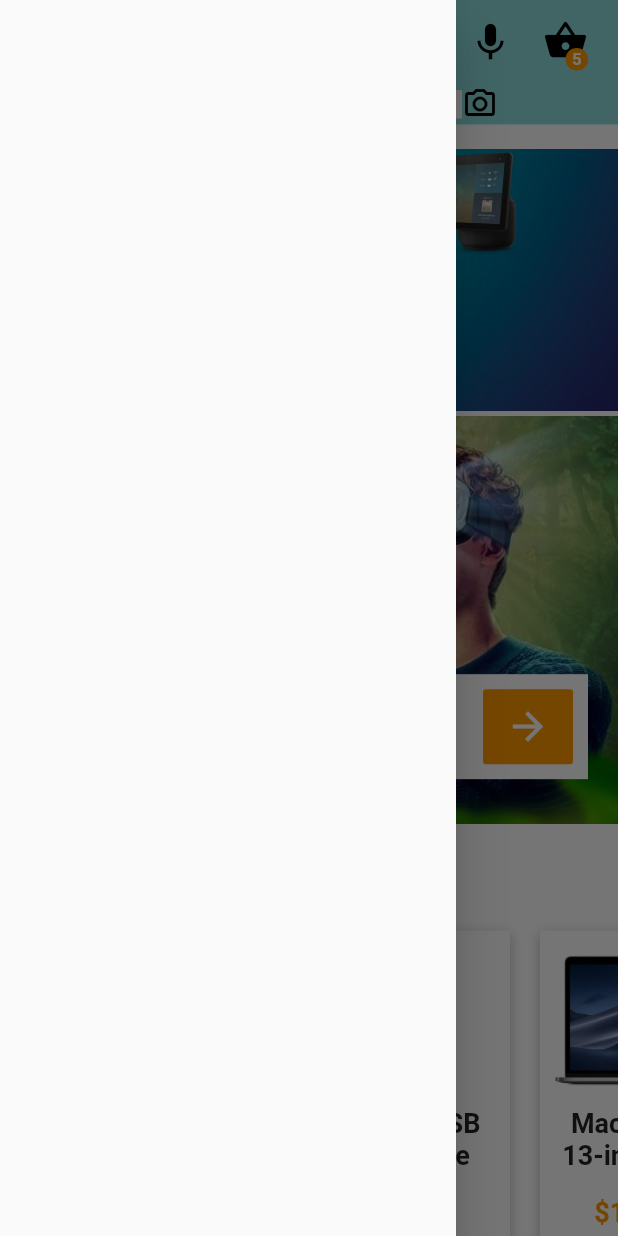
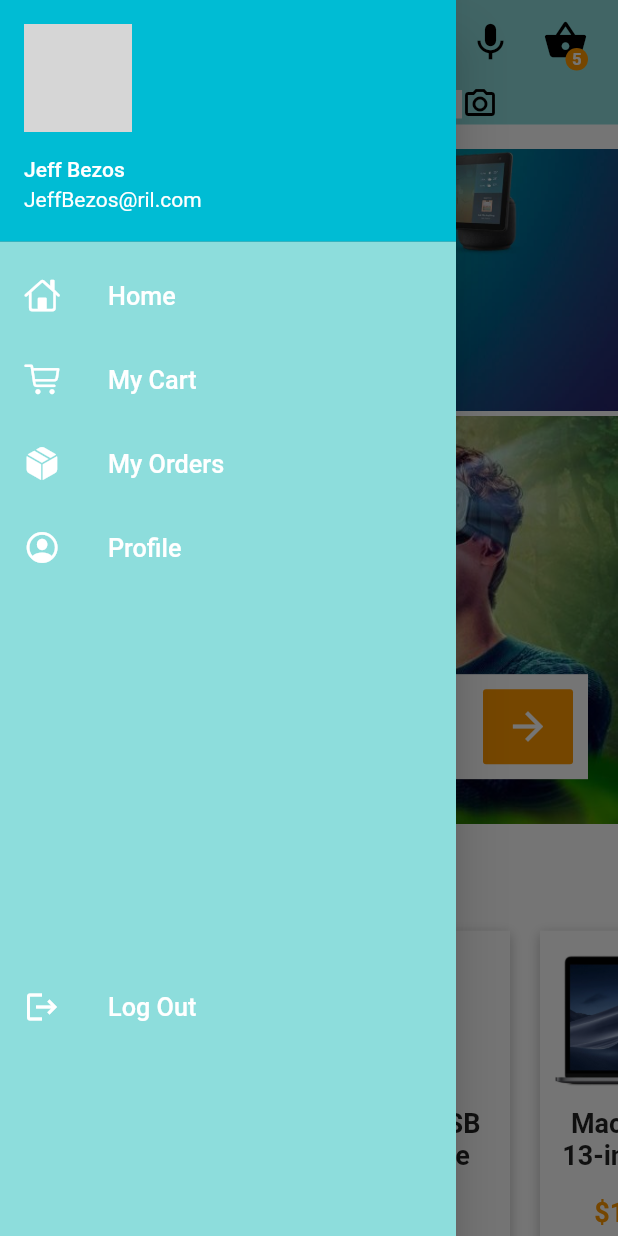
Before and after one commit to Mihircode/AmazonClone, a Flutter app: the HomeScreen screen opened directly, with the side drawer open, on a phone screen of 412 x 824 dp. Run offline on Flutter 3.47's test engine with Material 2 defaults, Android fonts, the phone set to English and light mode, and no system bars; drawn by our look-alikes of carousel_pro; our stand-ins replace animated_splash_screen; network calls fail; grey boxes are pictures that could not be loaded.

Commit message:
version 1

```diff
--- a/lib/main.dart
+++ b/lib/main.dart
@@ -20,8 +20,12 @@ class MyApp extends StatelessWidget {
       ),
       debugShowCheckedModeBanner: false,
       home: AnimatedSplashScreen(
-        splash: Image.asset(
-          'assets/images/amazonbanner.jpg',
+        splash: Container(
+          margin: EdgeInsets.all(8),
+          padding: EdgeInsets.all(8),
+          child: Image.asset(
+            'assets/images/amazon2.png',
+          ),
         ),
         nextScreen: Authen(),
         splashIconSize: 200,
--- a/lib/screens/home_screen.dart
+++ b/lib/screens/home_screen.dart
@@ -2,6 +2,7 @@ import 'package:amazonclone/models/product_model.dart';
 import 'package:amazonclone/widgets/MyCarousel.dart';
 
 import 'package:amazonclone/widgets/customAppbar.dart';
+import 'package:amazonclone/widgets/drawer.dart';
 import 'package:amazonclone/widgets/poster.dart';
 import 'package:amazonclone/widgets/product_carousel.dart';
 import 'package:amazonclone/widgets/search_box.dart';
@@ -16,7 +17,7 @@ class _HomeScreenState extends State<HomeScreen> {
   @override
   Widget build(BuildContext context) {
     return Scaffold(
-      drawer: Drawer(),
+      drawer: MyDrawer(),
       backgroundColor: Colors.white,
       appBar: CustomAppBar(),
       body: ListView(
--- /dev/null
+++ b/lib/widgets/drawer.dart
@@ -0,0 +1,137 @@
+import 'package:amazonclone/screens/cart_screen.dart';
+import 'package:amazonclone/screens/home_screen.dart';
+import 'package:amazonclone/screens/main_screen.dart';
+import 'package:flutter/cupertino.dart';
+import 'package:flutter/material.dart';
+
+class MyDrawer extends StatelessWidget {
+  @override
+  Widget build(BuildContext context) {
+    final imageUrl =
+        "https://pbs.twimg.com/profile_images/669103856106668033/UF3cgUk4_400x400.jpg";
+    return Drawer(
+        child: Container(
+      color: Color.fromARGB(255, 141, 221, 220),
+      child: ListView(
+        padding: EdgeInsets.zero,
+        children: [
+          DrawerHeader(
+            padding: EdgeInsets.zero,
+            child: UserAccountsDrawerHeader(
+              decoration: BoxDecoration(
+                color: Colors.cyan,
+              ),
+              margin: EdgeInsets.zero,
+              accountName: Text("Jeff Bezos"),
+              accountEmail: Text("JeffBezos@ril.com"),
+              currentAccountPicture: CircleAvatar(
+                backgroundImage: NetworkImage(imageUrl),
+              ),
+            ),
+          ),
+          ListTile(
+            onTap: () {
+              Navigator.push(
+                context,
+                MaterialPageRoute(builder: (context) => HomeScreen()),
+              );
+            },
+            leading: Icon(
+              CupertinoIcons.home,
+              color: Colors.white,
+            ),
+            title: Text(
+              "Home",
+              textScaleFactor: 1.2,
+              style: TextStyle(
+                color: Colors.white,
+              ),
+            ),
+          ),
+          ListTile(
+            onTap: () {
+              Navigator.push(
+                context,
+                MaterialPageRoute(builder: (context) => CartScreen()),
+              );
+            },
+            leading: Icon(
+              CupertinoIcons.cart,
+              color: Colors.white,
+            ),
+            title: Text(
+              "My Cart",
+              textScaleFactor: 1.2,
+              style: TextStyle(
+                color: Colors.white,
+              ),
+            ),
+          ),
+          ListTile(
+            onTap: () {
+              Navigator.push(
+                context,
+                MaterialPageRoute(builder: (context) => HomeScreen()),
+              );
+            },
+            leading: Icon(
+              CupertinoIcons.cube_box_fill,
+              color: Colors.white,
+            ),
+            title: Text(
+              "My Orders",
+              textScaleFactor: 1.2,
+              style: TextStyle(
+                color: Colors.white,
+              ),
+            ),
+          ),
+          ListTile(
+            onTap: () {
+              Navigator.push(
+                context,
+                MaterialPageRoute(builder: (context) => HomeScreen()),
+              );
+            },
+            leading: Icon(
+              CupertinoIcons.profile_circled,
+              color: Colors.white,
+            ),
+            title: Text(
+              "Profile",
+              textScaleFactor: 1.2,
+              style: TextStyle(
+                color: Colors.white,
+              ),
+            ),
+          ),
+          Expanded(
+            child: Container(
+              height: 250,
+            ),
+          ),
+          ListTile(
+            tileColor: Colors.cyan,
+            onTap: () {
+              Navigator.push(
+                context,
+                MaterialPageRoute(builder: (context) => Authen()),
+              );
+            },
+            leading: Icon(
+              Icons.logout,
+              color: Colors.white,
+            ),
+            title: Text(
+              "Log Out",
+              textScaleFactor: 1.2,
+              style: TextStyle(
+                color: Colors.white,
+              ),
+            ),
+          )
+        ],
+      ),
+    ));
+  }
+}
```
